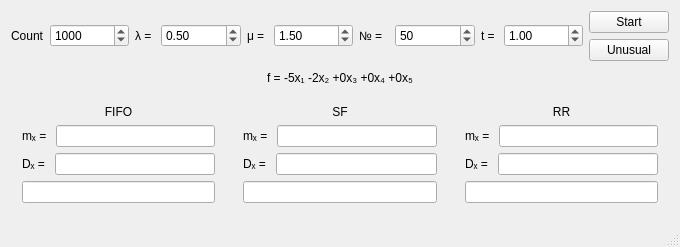
Above: mainwindow.ui from NazarElf/CM_Lab1 before the change. Below: the same form after it.
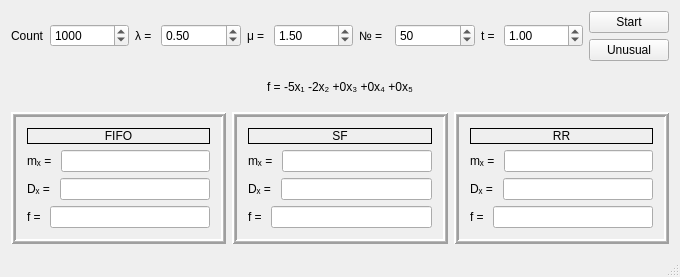
That is the form after the change.

Commit message: Frames becomes beautiful

```diff
--- a/mainwindow.ui
+++ b/mainwindow.ui
@@ -7,7 +7,7 @@
     <x>0</x>
     <y>0</y>
     <width>680</width>
-    <height>247</height>
+    <height>277</height>
    </rect>
   </property>
   <property name="windowTitle">
@@ -149,11 +149,23 @@
       <item>
        <widget class="QFrame" name="frame">
         <property name="frameShape">
-         <enum>QFrame::NoFrame</enum>
+         <enum>QFrame::Box</enum>
+        </property>
+        <property name="frameShadow">
+         <enum>QFrame::Raised</enum>
+        </property>
+        <property name="lineWidth">
+         <number>2</number>
+        </property>
+        <property name="midLineWidth">
+         <number>1</number>
         </property>
         <layout class="QVBoxLayout" name="verticalLayout_3">
          <item>
           <widget class="QLabel" name="label_13">
+           <property name="frameShape">
+            <enum>QFrame::Box</enum>
+           </property>
            <property name="text">
             <string>FIFO</string>
            </property>
@@ -172,7 +184,11 @@
             </widget>
            </item>
            <item>
-            <widget class="QLineEdit" name="lineEdit_4"/>
+            <widget class="QLineEdit" name="FIFO_mx">
+             <property name="readOnly">
+              <bool>true</bool>
+             </property>
+            </widget>
            </item>
           </layout>
          </item>
@@ -186,12 +202,31 @@
             </widget>
            </item>
            <item>
-            <widget class="QLineEdit" name="lineEdit_5"/>
+            <widget class="QLineEdit" name="FIFO_Dx">
+             <property name="readOnly">
+              <bool>true</bool>
+             </property>
+            </widget>
            </item>
           </layout>
          </item>
          <item>
-          <widget class="QLineEdit" name="lineEdit"/>
+          <layout class="QHBoxLayout" name="horizontalLayout_4">
+           <item>
+            <widget class="QLabel" name="label_16">
+             <property name="text">
+              <string>f = </string>
+             </property>
+            </widget>
+           </item>
+           <item>
+            <widget class="QLineEdit" name="FIFO_func">
+             <property name="readOnly">
+              <bool>true</bool>
+             </property>
+            </widget>
+           </item>
+          </layout>
          </item>
         </layout>
        </widget>
@@ -199,11 +234,23 @@
       <item>
        <widget class="QFrame" name="frame">
         <property name="frameShape">
-         <enum>QFrame::NoFrame</enum>
+         <enum>QFrame::Box</enum>
+        </property>
+        <property name="frameShadow">
+         <enum>QFrame::Raised</enum>
+        </property>
+        <property name="lineWidth">
+         <number>2</number>
+        </property>
+        <property name="midLineWidth">
+         <number>1</number>
         </property>
         <layout class="QVBoxLayout" name="verticalLayout_6">
          <item>
           <widget class="QLabel" name="label_14">
+           <property name="frameShape">
+            <enum>QFrame::Box</enum>
+           </property>
            <property name="text">
             <string>SF</string>
            </property>
@@ -222,7 +269,11 @@
             </widget>
            </item>
            <item>
-            <widget class="QLineEdit" name="lineEdit_6"/>
+            <widget class="QLineEdit" name="SF_mx">
+             <property name="readOnly">
+              <bool>true</bool>
+             </property>
+            </widget>
            </item>
           </layout>
          </item>
@@ -236,12 +287,31 @@
             </widget>
            </item>
            <item>
-            <widget class="QLineEdit" name="lineEdit_7"/>
+            <widget class="QLineEdit" name="SF_Dx">
+             <property name="readOnly">
+              <bool>true</bool>
+             </property>
+            </widget>
            </item>
           </layout>
          </item>
          <item>
-          <widget class="QLineEdit" name="lineEdit_2"/>
+          <layout class="QHBoxLayout" name="horizontalLayout_10">
+           <item>
+            <widget class="QLabel" name="label_17">
+             <property name="text">
+              <string>f = </string>
+             </property>
+            </widget>
+           </item>
+           <item>
+            <widget class="QLineEdit" name="SF_func">
+             <property name="readOnly">
+              <bool>true</bool>
+             </property>
+            </widget>
+           </item>
+          </layout>
          </item>
         </layout>
        </widget>
@@ -249,11 +319,23 @@
       <item>
        <widget class="QFrame" name="frame">
         <property name="frameShape">
-         <enum>QFrame::NoFrame</enum>
+         <enum>QFrame::Box</enum>
+        </property>
+        <property name="frameShadow">
+         <enum>QFrame::Raised</enum>
+        </property>
+        <property name="lineWidth">
+         <number>2</number>
+        </property>
+        <property name="midLineWidth">
+         <number>1</number>
         </property>
         <layout class="QVBoxLayout" name="verticalLayout_5">
          <item>
           <widget class="QLabel" name="label_15">
+           <property name="frameShape">
+            <enum>QFrame::Box</enum>
+           </property>
            <property name="text">
             <string>RR</string>
            </property>
@@ -272,7 +354,11 @@
             </widget>
            </item>
            <item>
-            <widget class="QLineEdit" name="lineEdit_8"/>
+            <widget class="QLineEdit" name="RR_mx">
+             <property name="readOnly">
+              <bool>true</bool>
+             </property>
+            </widget>
            </item>
           </layout>
          </item>
@@ -286,12 +372,31 @@
             </widget>
            </item>
            <item>
-            <widget class="QLineEdit" name="lineEdit_9"/>
+            <widget class="QLineEdit" name="RR_Dx">
+             <property name="readOnly">
+              <bool>true</bool>
+             </property>
+            </widget>
            </item>
           </layout>
          </item>
          <item>
-          <widget class="QLineEdit" name="lineEdit_3"/>
+          <layout class="QHBoxLayout" name="horizontalLayout_11">
+           <item>
+            <widget class="QLabel" name="label_18">
+             <property name="text">
+              <string>f = </string>
+             </property>
+            </widget>
+           </item>
+           <item>
+            <widget class="QLineEdit" name="RR_func">
+             <property name="readOnly">
+              <bool>true</bool>
+             </property>
+            </widget>
+           </item>
+          </layout>
          </item>
         </layout>
        </widget>
```
